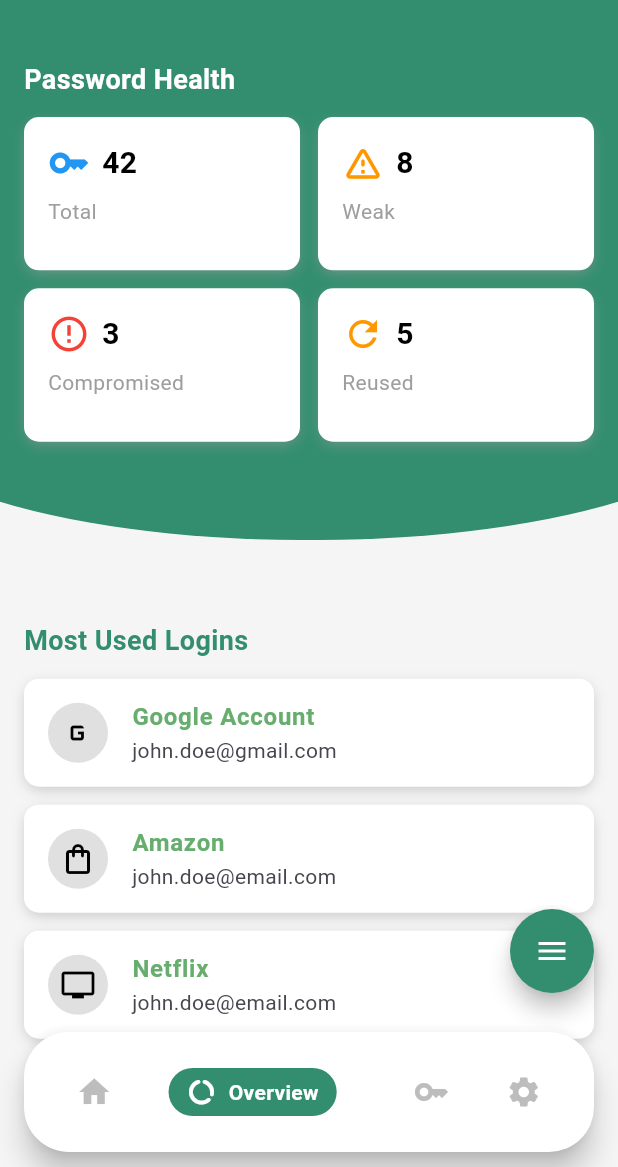
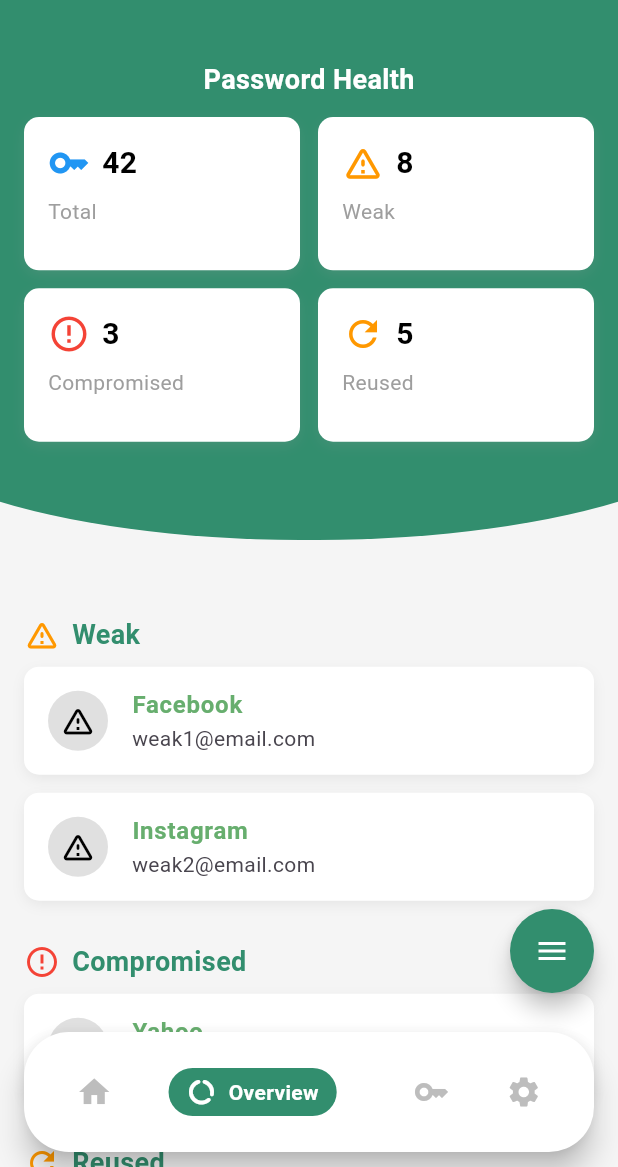
Before and after one commit to alexap120/Echo-Lock-Password-Manager, a Flutter app: the DashboardScreen screen opened directly, on a phone screen of 412 x 824 dp, the part 69-1236 px from its top. Run offline on Flutter 3.47's test engine with Material 3 defaults, Android fonts, the phone set to English and light mode, and no system bars; drawn by our look-alikes of flutter_speed_dial; our stand-ins replace local_auth; missing offline and left inert: animated_expandable_fab.

Commit message:
updates overview

```diff
--- a/lib/screens/overview.dart
+++ b/lib/screens/overview.dart
@@ -23,13 +23,28 @@ class _DashboardScreenState extends State<DashboardScreen> {
     });
   }
 
+  // Dummy data
+  final List<Map<String, String>> weakLogins = [
+    {'title': 'Facebook', 'email': 'weak1@email.com'},
+    {'title': 'Instagram', 'email': 'weak2@email.com'},
+  ];
+
+  final List<Map<String, String>> compromisedLogins = [
+    {'title': 'Yahoo', 'email': 'comp1@email.com'},
+  ];
+
+  final List<Map<String, String>> reusedLogins = [
+    {'title': 'Reddit', 'email': 'reuse@email.com'},
+    {'title': 'Twitter', 'email': 'reuse2@email.com'},
+  ];
+
   @override
   Widget build(BuildContext context) {
     return Scaffold(
       extendBody: true,
       backgroundColor: Colors.grey[100],
       appBar: AppBar(
-        backgroundColor: Color(0xFF328E6E),
+        backgroundColor: const Color(0xFF328E6E),
         elevation: 0,
         leading: const Padding(
           padding: EdgeInsets.only(left: 16.0),
@@ -37,10 +52,7 @@ class _DashboardScreenState extends State<DashboardScreen> {
         ),
         title: const Text(
           'ConceptX',
-          style: TextStyle(
-            fontWeight: FontWeight.bold,
-            color: Colors.white,
-          ),
+          style: TextStyle(fontWeight: FontWeight.bold, color: Colors.white),
         ),
         actions: [
           Padding(
@@ -60,7 +72,7 @@ class _DashboardScreenState extends State<DashboardScreen> {
                   ),
                 );
               },
-              child: CircleAvatar(
+              child: const CircleAvatar(
                 backgroundImage: AssetImage('assets/user.jpg'),
                 radius: 18,
               ),
@@ -70,7 +82,7 @@ class _DashboardScreenState extends State<DashboardScreen> {
       ),
       body: Stack(
         children: [
-          // Circular green background (oversized and positioned)
+          // Green background curve
           Positioned(
             top: -150,
             left: -100,
@@ -79,21 +91,20 @@ class _DashboardScreenState extends State<DashboardScreen> {
               height: 500,
               decoration: const BoxDecoration(
                 borderRadius: BorderRadius.vertical(
-                  bottom: Radius.elliptical(300, 100), // controls arc curvature
+                  bottom: Radius.elliptical(300, 100),
                 ),
                 color: Color(0xFF328E6E),
               ),
             ),
           ),
 
-          // Main content
-          SingleChildScrollView(
-            padding: const EdgeInsets.symmetric(horizontal: 16),
-            child: Column(
-              crossAxisAlignment: CrossAxisAlignment.start,
-              children: [ // Adjust for visual space below the arc
+          // Fixed cards and scrollable list
+          Column(
+            children: [
               const SizedBox(height: 30),
-                const Text(
+              const Padding(
+                padding: EdgeInsets.symmetric(horizontal: 16.0),
+                child: Text(
                   'Password Health',
                   style: TextStyle(
                     fontWeight: FontWeight.bold,
@@ -101,8 +112,11 @@ class _DashboardScreenState extends State<DashboardScreen> {
                     fontSize: 18,
                   ),
                 ),
+              ),
               const SizedBox(height: 12),
-                GridView.count(
+              Padding(
+                padding: const EdgeInsets.symmetric(horizontal: 16),
+                child: GridView.count(
                   crossAxisCount: 2,
                   mainAxisSpacing: 12,
                   crossAxisSpacing: 12,
@@ -116,46 +130,103 @@ class _DashboardScreenState extends State<DashboardScreen> {
                     _buildHealthCard(Icons.refresh, '5', 'Reused', Colors.orange),
                   ],
                 ),
-                const SizedBox(height: 20),
-                const Text(
-                  'Most Used Logins',
+              ),
+              const SizedBox(height: 16),
+              // Scrollable problem login items
+              Expanded(
+                child: NotificationListener<ScrollNotification>(
+                  onNotification: (_) => false,
+                  child: SingleChildScrollView(
+                    physics: const BouncingScrollPhysics(),
+                    padding: const EdgeInsets.symmetric(horizontal: 16),
+                    child: Column(
+                      crossAxisAlignment: CrossAxisAlignment.start,
+                      children: [
+                        if (weakLogins.isNotEmpty) ...[
+                          Row(
+                            children: const [
+                              Icon(Icons.warning_amber_rounded, color: Colors.orange),
+                              SizedBox(width: 8),
+                              Text(
+                                'Weak',
                                 style: TextStyle(
                                   fontWeight: FontWeight.bold,
                                   color: Color(0xFF328E6E),
                                   fontSize: 18,
                                 ),
                               ),
-                const SizedBox(height: 12),
-                _buildLoginTile('Google Account', 'john.doe@gmail.com', Icons.g_mobiledata),
-                _buildLoginTile('Amazon', 'john.doe@email.com', Icons.shopping_bag_outlined),
-                _buildLoginTile('Netflix', 'john.doe@email.com', Icons.tv),
-                const SizedBox(height: 80),
                             ],
+                          ),
+                          const SizedBox(height: 8),
+                          ...weakLogins.map((item) => _buildLoginTile(item['title']!, item['email']!, Icons.warning_amber_rounded)),
+                          const SizedBox(height: 16),
+                        ],
+                        if (compromisedLogins.isNotEmpty) ...[
+                          Row(
+                            children: const [
+                              Icon(Icons.error_outline, color: Colors.red),
+                              SizedBox(width: 8),
+                              Text(
+                                'Compromised',
+                                style: TextStyle(
+                                  fontWeight: FontWeight.bold,
+                                  color: Color(0xFF328E6E),
+                                  fontSize: 18,
                                 ),
                               ),
                             ],
                           ),
-
+                          const SizedBox(height: 8),
+                          ...compromisedLogins.map((item) => _buildLoginTile(item['title']!, item['email']!, Icons.error_outline)),
+                          const SizedBox(height: 16),
+                        ],
+                        if (reusedLogins.isNotEmpty) ...[
+                          Row(
+                            children: const [
+                              Icon(Icons.refresh, color: Colors.orange),
+                              SizedBox(width: 8),
+                              Text(
+                                'Reused',
+                                style: TextStyle(
+                                  fontWeight: FontWeight.bold,
+                                  color: Color(0xFF328E6E),
+                                  fontSize: 18,
+                                ),
+                              ),
+                            ],
+                          ),
+                          const SizedBox(height: 8),
+                          ...reusedLogins.map((item) => _buildLoginTile(item['title']!, item['email']!, Icons.refresh)),
+                          const SizedBox(height: 100),
+                        ],
+                      ],
+                    ),
+                  ),
+                ),
+              ),
+            ],
+          ),
+        ],
+      ),
       bottomNavigationBar: CustomBottomNavBar(
         selectedIndex: _selectedIndex,
         onItemTapped: _onTabTapped,
       ),
-
       floatingActionButton: SpeedDial(
         animatedIcon: AnimatedIcons.menu_close,
-        backgroundColor: Color(0xFF328E6E),
+        backgroundColor: const Color(0xFF328E6E),
         foregroundColor: Colors.white,
         spacing: 8,
         children: [
           SpeedDialChild(
             child: const Icon(Icons.key),
-            backgroundColor: Color(0xFF67AE6E),
+            backgroundColor: const Color(0xFF67AE6E),
             foregroundColor: Colors.white,
             label: 'Add Login',
             labelStyle: const TextStyle(
-              color: Color(0xFF90C67C), // Custom text color
-              fontWeight: FontWeight.bold, // Custom font weight
-              fontSize: 16.0, // Custom font size
+              color: Color(0xFF90C67C),
+              fontWeight: FontWeight.bold,
+              fontSize: 16.0,
             ),
             onTap: () {
               Navigator.push(
@@ -166,13 +237,13 @@ class _DashboardScreenState extends State<DashboardScreen> {
           ),
           SpeedDialChild(
             child: const Icon(Icons.note_add_outlined),
-            backgroundColor: Color(0xFF67AE6E),
+            backgroundColor: const Color(0xFF67AE6E),
             foregroundColor: Colors.white,
             label: 'Add Note',
             labelStyle: const TextStyle(
-              color: Color(0xFF90C67C), // Custom text color
-              fontWeight: FontWeight.bold, // Custom font weight
-              fontSize: 16.0, // Custom font size
+              color: Color(0xFF90C67C),
+              fontWeight: FontWeight.bold,
+              fontSize: 16.0,
             ),
             onTap: () {
               Navigator.push(
@@ -184,12 +255,12 @@ class _DashboardScreenState extends State<DashboardScreen> {
           SpeedDialChild(
             child: const Icon(Icons.add_card_outlined),
             foregroundColor: Colors.white,
-            backgroundColor: Color(0xFF67AE6E),
+            backgroundColor: const Color(0xFF67AE6E),
             label: 'Add Card',
             labelStyle: const TextStyle(
-              color: Color(0xFF90C67C), // Custom text color
-              fontWeight: FontWeight.bold, // Custom font weight
-              fontSize: 16.0, // Custom font size
+              color: Color(0xFF90C67C),
+              fontWeight: FontWeight.bold,
+              fontSize: 16.0,
             ),
             onTap: () {
               showModalBottomSheet(
@@ -211,13 +282,13 @@ class _DashboardScreenState extends State<DashboardScreen> {
     return Container(
       decoration: BoxDecoration(
         color: Colors.white,
-        borderRadius: BorderRadius.all(Radius.circular(10)),
+        borderRadius: const BorderRadius.all(Radius.circular(10)),
         boxShadow: [
           BoxShadow(
-            color: Colors.grey.withValues(alpha: 0.5),
+            color: Colors.grey.withAlpha(50),
             spreadRadius: -1,
             blurRadius: 7,
-            offset: Offset(0, 3), // changes position of shadow
+            offset: const Offset(0, 3),
           ),
         ],
       ),
@@ -226,7 +297,6 @@ class _DashboardScreenState extends State<DashboardScreen> {
         crossAxisAlignment: CrossAxisAlignment.start,
         children: [
           Row(
-            crossAxisAlignment: CrossAxisAlignment.center,
             children: [
               Icon(icon, color: iconColor, size: 28),
               const SizedBox(width: 8),
@@ -250,20 +320,18 @@ class _DashboardScreenState extends State<DashboardScreen> {
     );
   }
 
-
   Widget _buildLoginTile(String title, String email, IconData leadingIcon) {
     return Container(
-
       margin: const EdgeInsets.only(bottom: 12),
       decoration: BoxDecoration(
         color: Colors.white,
-        borderRadius: BorderRadius.all(Radius.circular(10)),
+        borderRadius: const BorderRadius.all(Radius.circular(10)),
         boxShadow: [
           BoxShadow(
-            color: Colors.grey.withValues(alpha: 0.5),
+            color: Colors.grey.withAlpha(50),
             spreadRadius: -1,
             blurRadius: 7,
-            offset: Offset(0, 3), // changes position of shadow
+            offset: const Offset(0, 3),
           ),
         ],
       ),
@@ -274,12 +342,14 @@ class _DashboardScreenState extends State<DashboardScreen> {
         ),
         title: Text(
           title,
-          style: const TextStyle(fontWeight: FontWeight.bold, color: Color(0xFF67AE6E)),
+          style: const TextStyle(
+            fontWeight: FontWeight.bold,
+            color: Color(0xFF67AE6E),
+          ),
         ),
         subtitle: Text(email),
         onTap: () {},
       ),
     );
   }
-
 }
```
Also changed, not shown: 1 other file. Lines whose indentation alone changed are shown as unchanged.
